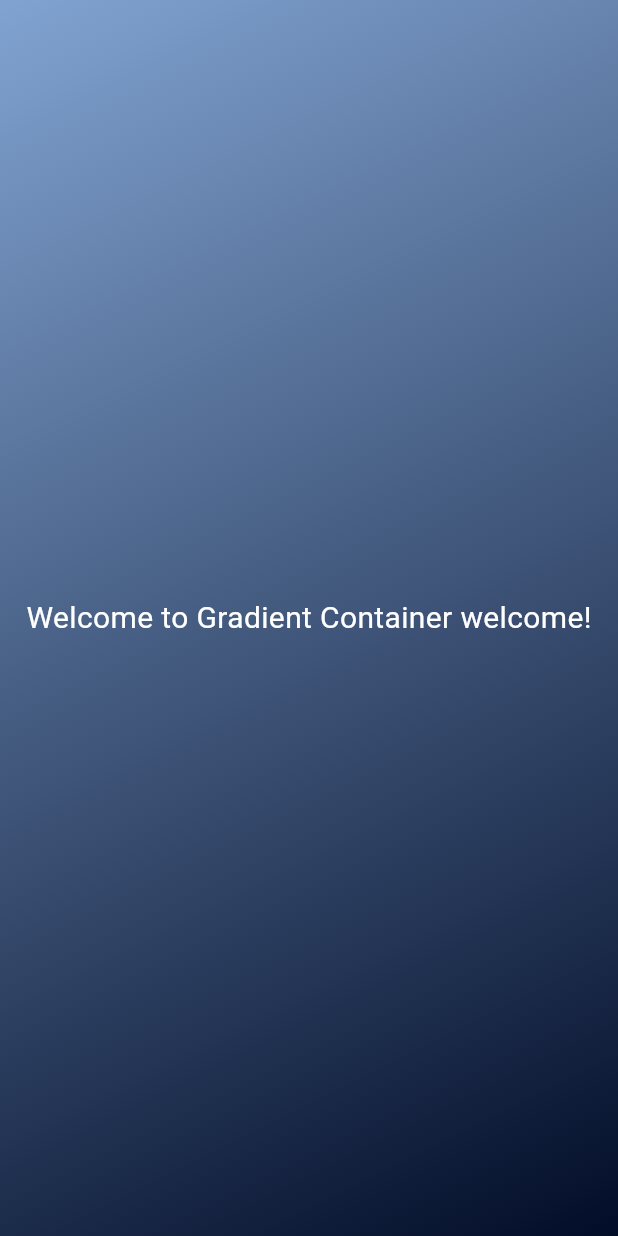
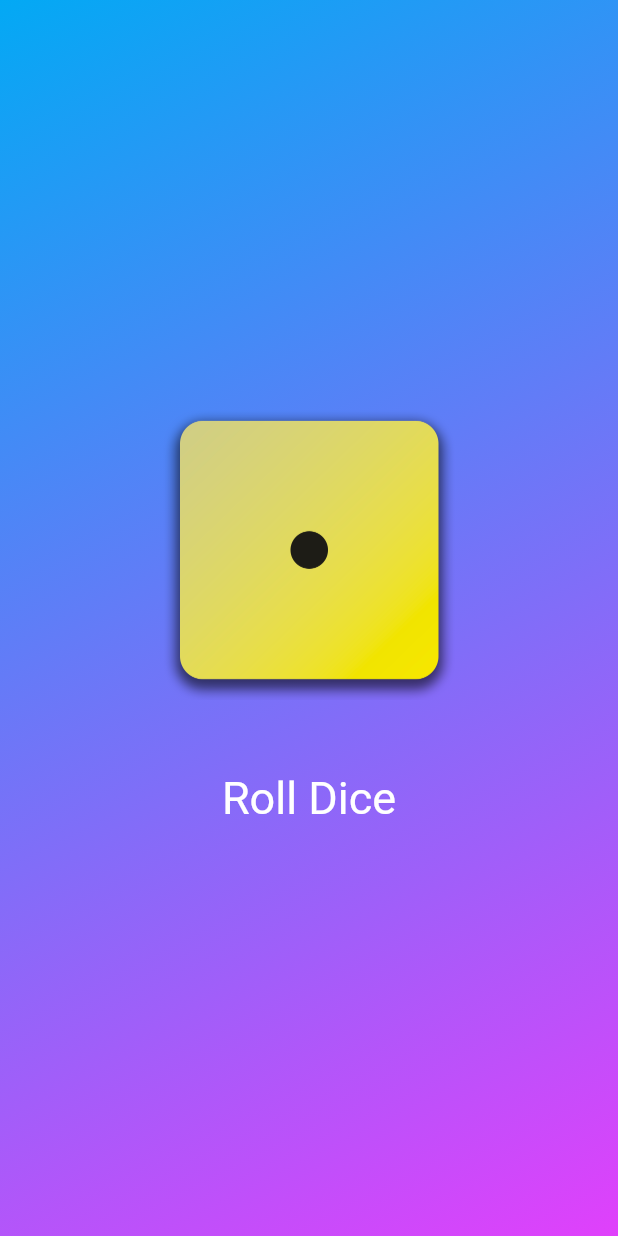
Before and after one commit to MahmoudZima/Flutter001, a Flutter app: the screen it shows after launch, on a phone screen of 412 x 824 dp. Run offline on Flutter 3.47's test engine with Material 3 defaults, Android fonts, the phone set to English and light mode, and no system bars.

Commit message:
Update Dice App With Roll Dice

```diff
--- /dev/null
+++ b/first_app/lib/dice_roller.dart
@@ -0,0 +1,53 @@
+import 'package:flutter/material.dart';
+
+class DiceRoller extends StatefulWidget {
+  const DiceRoller({super.key});
+
+  @override
+  State<DiceRoller> createState() => _DiceRollerState();
+}
+
+class _DiceRollerState extends State<DiceRoller> {
+  var activeDiceImage = 'assets/images/dice-1.png';
+  var counter = 0;
+  void rollDice() {
+    setState(() {
+      counter++;
+      if (counter % 6 == 0) {
+        activeDiceImage = 'assets/images/dice-6.png';
+      } else if (counter % 6 == 5) {
+        activeDiceImage = 'assets/images/dice-5.png';
+      } else if (counter % 6 == 4) {
+        activeDiceImage = 'assets/images/dice-4.png';
+      } else if (counter % 6 == 3) {
+        activeDiceImage = 'assets/images/dice-3.png';
+      } else if (counter % 6 == 2) {
+        activeDiceImage = 'assets/images/dice-2.png';
+      } else if (counter % 6 == 1) {
+        activeDiceImage = 'assets/images/dice-1.png';
+      } else {
+        activeDiceImage = 'assets/images/dice-1.png';
+      }
+    });
+    print('Dice rolled!');
+  }
+
+  @override
+  Widget build(BuildContext context) {
+    return Column(
+      mainAxisSize: MainAxisSize.min,
+      children: [
+        Image.asset(activeDiceImage, width: 200, height: 200),
+        const SizedBox(height: 40),
+        TextButton(
+          onPressed: rollDice,
+          child: const Text('Roll Dice'),
+          style: TextButton.styleFrom(
+            foregroundColor: Colors.white,
+            textStyle: const TextStyle(fontSize: 30),
+          ),
+        ),
+      ],
+    );
+  }
+}
--- a/first_app/lib/gradient_container.dart
+++ b/first_app/lib/gradient_container.dart
@@ -1,22 +1,20 @@
+import 'package:first_app/dice_roller.dart';
 import 'package:flutter/material.dart';
-import 'package:first_app/styled_text.dart';
 
 class GradientContainer extends StatelessWidget {
-  const GradientContainer({super.key});
+  GradientContainer({super.key});
+
   @override
   Widget build(BuildContext context) {
     return Container(
       decoration: const BoxDecoration(
         gradient: LinearGradient(
-          colors: [
-            Color.fromARGB(255, 129, 163, 209),
-            Color.fromARGB(255, 2, 13, 40),
-          ],
+          colors: [Colors.lightBlue, Colors.purpleAccent],
           begin: Alignment.topLeft,
           end: Alignment.bottomRight,
         ),
       ),
-      child: const Center(child: StyledText()),
+      child: Center(child: DiceRoller()),
     );
   }
 }
--- a/first_app/lib/main.dart
+++ b/first_app/lib/main.dart
@@ -2,5 +2,5 @@ import 'package:flutter/material.dart';
 import 'package:first_app/gradient_container.dart';
 
 void main() {
-  runApp(const MaterialApp(home: Scaffold(body: GradientContainer())));
+  runApp(MaterialApp(home: Scaffold(body: GradientContainer())));
 }
```
Also changed, not shown: first_app/pubspec.yaml (+10 -5 lines), first_app/assets/images/dice-1.png (added), first_app/assets/images/dice-2.png (added), first_app/assets/images/dice-3.png (added), first_app/assets/images/dice-4.png (added), first_app/assets/images/dice-5.png (added), first_app/assets/images/dice-6.png (added).
